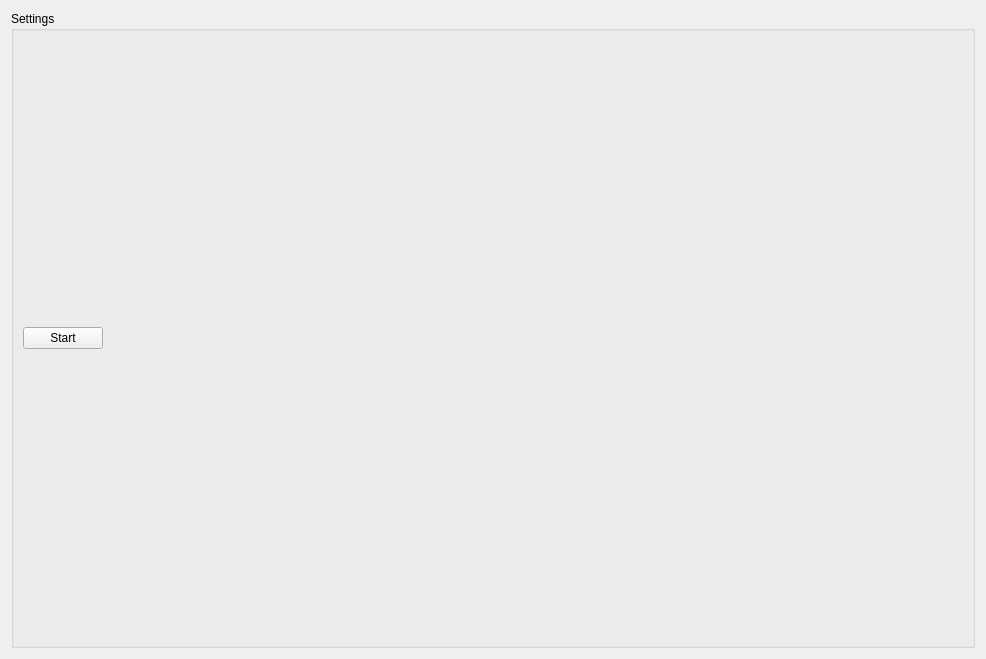
Before: the Qt Designer form GUI/View/datatesttab.ui in tristandupree/Ph2_ACF, drawn with Qt 5.
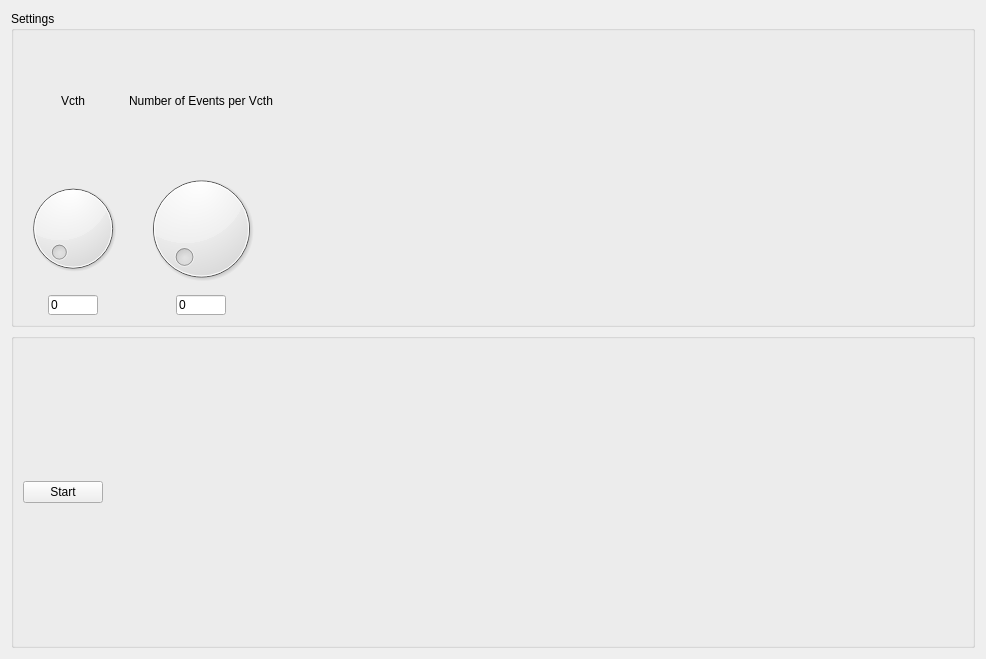
After: the same form once the commit is applied.

Commit message: Weird work around for flushing the canvas + testing dials added

What changed in the file:
```diff
--- a/GUI/View/datatesttab.ui
+++ b/GUI/View/datatesttab.ui
@@ -26,6 +26,98 @@
        </property>
        <layout class="QHBoxLayout" name="horizontalLayout_3">
         <item>
+         <layout class="QGridLayout" name="gridLayout">
+          <item row="0" column="2" alignment="Qt::AlignHCenter">
+           <widget class="QLabel" name="lblVcth">
+            <property name="text">
+             <string>Vcth</string>
+            </property>
+           </widget>
+          </item>
+          <item row="1" column="2">
+           <widget class="QDial" name="dialVcth">
+            <property name="cursor">
+             <cursorShape>ArrowCursor</cursorShape>
+            </property>
+            <property name="maximum">
+             <number>255</number>
+            </property>
+            <property name="invertedAppearance">
+             <bool>false</bool>
+            </property>
+            <property name="wrapping">
+             <bool>false</bool>
+            </property>
+            <property name="notchesVisible">
+             <bool>false</bool>
+            </property>
+           </widget>
+          </item>
+          <item row="1" column="4">
+           <widget class="QDial" name="dialEvents">
+            <property name="maximum">
+             <number>500</number>
+            </property>
+           </widget>
+          </item>
+          <item row="2" column="2" alignment="Qt::AlignHCenter">
+           <widget class="QLineEdit" name="txtVcth">
+            <property name="maximumSize">
+             <size>
+              <width>50</width>
+              <height>20</height>
+             </size>
+            </property>
+            <property name="text">
+             <string>0</string>
+            </property>
+           </widget>
+          </item>
+          <item row="2" column="4" alignment="Qt::AlignHCenter">
+           <widget class="QLineEdit" name="txtEvents">
+            <property name="maximumSize">
+             <size>
+              <width>50</width>
+              <height>20</height>
+             </size>
+            </property>
+            <property name="text">
+             <string>0</string>
+            </property>
+           </widget>
+          </item>
+          <item row="0" column="4">
+           <widget class="QLabel" name="lblEvents">
+            <property name="text">
+             <string>Number of Events per Vcth</string>
+            </property>
+           </widget>
+          </item>
+         </layout>
+        </item>
+        <item>
+         <spacer name="spacerSettings">
+          <property name="orientation">
+           <enum>Qt::Horizontal</enum>
+          </property>
+          <property name="sizeHint" stdset="0">
+           <size>
+            <width>40</width>
+            <height>20</height>
+           </size>
+          </property>
+         </spacer>
+        </item>
+       </layout>
+      </widget>
+     </item>
+     <item>
+      <widget class="QGroupBox" name="gbStart">
+       <property name="title">
+        <string/>
+       </property>
+       <layout class="QHBoxLayout" name="horizontalLayout_2">
+        <item>
          <widget class="QPushButton" name="btnStart">
           <property name="text">
            <string>Start</string>
@@ -33,7 +125,7 @@
          </widget>
         </item>
         <item>
-         <spacer name="horizontalSpacer">
+         <spacer name="spacerStart">
           <property name="orientation">
            <enum>Qt::Horizontal</enum>
           </property>
```
The commit also changes 19 other files.
